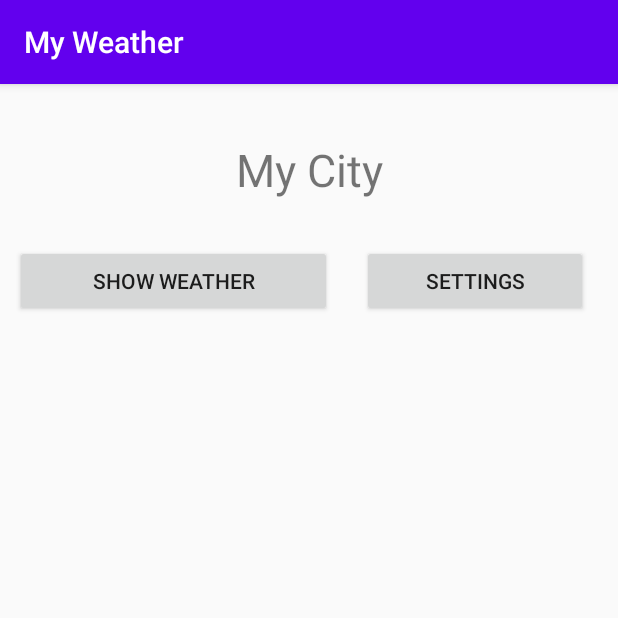
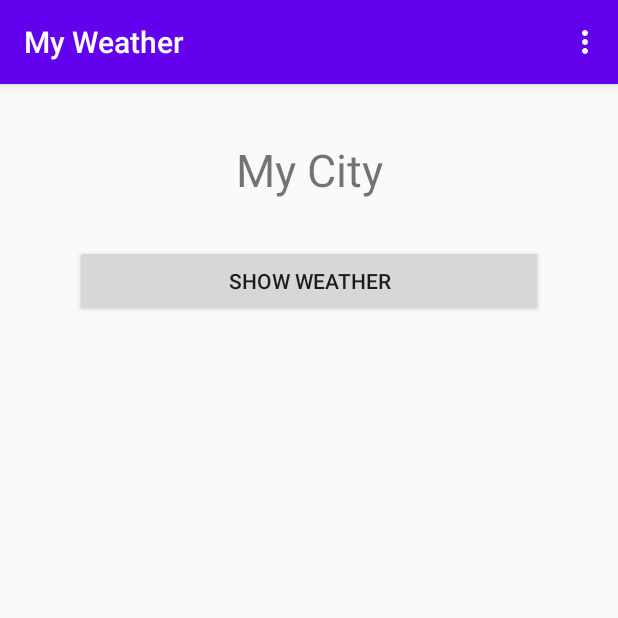
Before and after one commit to badmitry/AndoidGeekbrains, an Android app: the screen it shows after launch (MainActivity), on a phone screen of 412 x 824 dp, the top half of it. Run offline under Robolectric (Android 15) with nearby library versions, the phone set to English and light mode, and no system bars.

Commit message:
animations, toolsMenu for settings

```diff
--- a/app/src/main/java/badmitry/hellogeekbrains/ChooseCityActivity.java
+++ b/app/src/main/java/badmitry/hellogeekbrains/ChooseCityActivity.java
@@ -53,7 +53,6 @@ public class ChooseCityActivity extends AppCompatActivity {
     public boolean onOptionsItemSelected(@NonNull MenuItem item) {
         if (item.getItemId() == android.R.id.home) {
             FragmentChooseCities fr = (FragmentChooseCities) getSupportFragmentManager().findFragmentById(R.id.fragmentChooseCities);
-            System.out.println(fr);
             if (fr != null) {
                 String text = fr.getCityFromEditText();
                 if (text != null && !text.equals("")) {
--- a/app/src/main/java/badmitry/hellogeekbrains/MainActivity.java
+++ b/app/src/main/java/badmitry/hellogeekbrains/MainActivity.java
@@ -1,15 +1,28 @@
 package badmitry.hellogeekbrains;
 
+import androidx.annotation.NonNull;
+import androidx.annotation.Nullable;
+import androidx.annotation.RequiresApi;
 import androidx.appcompat.app.AppCompatActivity;
+
+import android.content.Intent;
+import android.os.Build;
 import android.os.Bundle;
+import android.view.Menu;
+import android.view.MenuItem;
+
+import badmitry.hellogeekbrains.fragments.FragmentWeather;
 
 public class MainActivity extends AppCompatActivity {
+    private static final int REQUEST_CODE_SETTING = 2;
+    SingletonForSaveState singletonForSaveState;
 
 
     @Override
     protected void onCreate(Bundle savedInstanceState) {
         super.onCreate(savedInstanceState);
         setContentView(R.layout.activity_main);
+        singletonForSaveState = SingletonForSaveState.getInstance();
     }
 
     @Override
@@ -21,4 +34,38 @@ public class MainActivity extends AppCompatActivity {
         }
     }
 
+    @Override
+    public boolean onCreateOptionsMenu(Menu menu) {
+        getMenuInflater().inflate(R.menu.main_menu, menu);
+        return true;
+    }
+
+    @Override
+    public boolean onOptionsItemSelected(@NonNull MenuItem item) {
+        if (item.getItemId() == R.id.settings) {
+            Intent intent = new Intent(this, ActivityOfSettings.class);
+            intent.putExtra("showSpeedOfWind", singletonForSaveState.isShowSpeedOfWind());
+            intent.putExtra("showPressure", singletonForSaveState.isShowPressure());
+            intent.putExtra("isDarkTheme", singletonForSaveState.isDarkTheme());
+            startActivityForResult(intent, REQUEST_CODE_SETTING);
+            return true;
+        }
+        return false;
+    }
+
+    @RequiresApi(api = Build.VERSION_CODES.O)
+    @Override
+    public void onActivityResult(int requestCode, int resultCode, @Nullable Intent data) {
+        super.onActivityResult(requestCode, resultCode, data);
+        if (requestCode == REQUEST_CODE_SETTING && resultCode == RESULT_OK && data != null) {
+            singletonForSaveState.setShowSpeedOfWind(data.getBooleanExtra("showSpeedOfWind", true));
+            singletonForSaveState.setShowPressure(data.getBooleanExtra("showPressure", true));
+            singletonForSaveState.setDarkTheme(data.getBooleanExtra("isDarkTheme", false));
+            FragmentWeather fw = (FragmentWeather) getSupportFragmentManager().findFragmentById(R.id.fragmentShowWeather);
+            if (fw != null) {
+                fw.startCreateMainScreen();
+            }
+        }
+    }
+
 }
--- a/app/src/main/java/badmitry/hellogeekbrains/fragments/FragmentWeather.java
+++ b/app/src/main/java/badmitry/hellogeekbrains/fragments/FragmentWeather.java
@@ -22,7 +22,6 @@ import androidx.recyclerview.widget.RecyclerView;
 import java.util.ArrayList;
 import java.util.Random;
 
-import badmitry.hellogeekbrains.ActivityOfSettings;
 import badmitry.hellogeekbrains.ChooseCityActivity;
 import badmitry.hellogeekbrains.R;
 import badmitry.hellogeekbrains.SingletonForSaveState;
@@ -33,11 +32,9 @@ import static android.app.Activity.RESULT_OK;
 public class FragmentWeather extends Fragment {
 
     private final int REQUEST_CODE_CITY = 1;
-    private final int REQUEST_CODE_SETTING = 2;
     private Random random = new Random();
     private Button buttonShowWeather;
     private TextView textViewCity;
-    private Button buttonSettings;
     private Button btnShowWeatherInInternet;
     private TextView textViewSpeedWindSign;
     private TextView textViewPressureSign;
@@ -62,7 +59,6 @@ public class FragmentWeather extends Fragment {
         initViews(view);
         setOnBtnShowWeatherClkBehaviour();
         setOnCityClkBehaviour();
-        setOnBtnSettingsClkBehaviour();
         setOnBtnShowWeatherInInternet();
         startCreateMainScreen();
     }
@@ -73,11 +69,6 @@ public class FragmentWeather extends Fragment {
         super.onActivityResult(requestCode, resultCode, data);
         if (requestCode == this.REQUEST_CODE_CITY && resultCode == RESULT_OK && data != null) {
             singletonForSaveState.setCity(data.getStringExtra("city"));
-        }
-        if (requestCode == this.REQUEST_CODE_SETTING && resultCode == RESULT_OK && data != null) {
-            singletonForSaveState.setShowSpeedOfWind(data.getBooleanExtra("showSpeedOfWind", true));
-            singletonForSaveState.setShowPressure(data.getBooleanExtra("showPressure", true));
-            singletonForSaveState.setDarkTheme(data.getBooleanExtra("isDarkTheme", false));
         }
         startCreateMainScreen();
     }
@@ -107,21 +98,8 @@ public class FragmentWeather extends Fragment {
         }
     }
 
-    private void setOnBtnSettingsClkBehaviour() {
-        buttonSettings.setOnClickListener(new View.OnClickListener() {
-            @Override
-            public void onClick(View view) {
-                Intent intent = new Intent(getActivity(), ActivityOfSettings.class);
-                intent.putExtra("showSpeedOfWind", singletonForSaveState.isShowSpeedOfWind());
-                intent.putExtra("showPressure", singletonForSaveState.isShowPressure());
-                intent.putExtra("isDarkTheme", singletonForSaveState.isDarkTheme());
-                startActivityForResult(intent, REQUEST_CODE_SETTING);
-            }
-        });
-    }
-
     @RequiresApi(api = Build.VERSION_CODES.O)
-    protected void startCreateMainScreen() {
+    public void startCreateMainScreen() {
         if (singletonForSaveState.isCity()) {
             String city = singletonForSaveState.getCity();
             textViewCity.setText(city);
@@ -150,7 +128,6 @@ public class FragmentWeather extends Fragment {
     private void initViews(View view) {
         buttonShowWeather = view.findViewById(R.id.buttonShowWeather);
         textViewCity = view.findViewById(R.id.myCity);
-        buttonSettings = view.findViewById(R.id.buttonSettings);
         textViewSpeedWindSign = view.findViewById(R.id.textViewSpeedWindSign);
         textViewPressureSign = view.findViewById(R.id.textViewPressureSign);
         textViewSpeedWind = view.findViewById(R.id.textViewSpeedWind);
--- a/app/src/main/res/layout/fragment_weather.xml
+++ b/app/src/main/res/layout/fragment_weather.xml
@@ -36,28 +36,16 @@
         android:id="@+id/buttonShowWeather"
         android:layout_width="0dp"
         android:layout_height="wrap_content"
-        android:layout_marginStart="10dp"
+        android:layout_marginStart="50dp"
         android:layout_marginTop="@dimen/marginCity"
-        android:layout_marginEnd="20dp"
+        android:layout_marginEnd="50dp"
         android:text="@string/show_weather"
-        app:layout_constraintEnd_toStartOf="@id/buttonSettings"
+        app:layout_constraintEnd_toEndOf="parent"
         app:layout_constraintHorizontal_weight="0.7"
         app:layout_constraintStart_toStartOf="parent"
         app:layout_constraintTop_toBottomOf="@+id/myCity"
         tools:ignore="MissingConstraints,OnClick" />
 
-    <Button
-        android:id="@+id/buttonSettings"
-        android:layout_width="0dp"
-        android:layout_height="wrap_content"
-        android:layout_marginTop="@dimen/marginCity"
-        android:layout_marginEnd="20dp"
-        android:text="@string/buttonSettings"
-        app:layout_constraintEnd_toEndOf="parent"
-        app:layout_constraintHorizontal_weight="0.5"
-        app:layout_constraintStart_toEndOf="@+id/buttonShowWeather"
-        app:layout_constraintTop_toBottomOf="@+id/myCity"
-        tools:ignore="MissingConstraints,OnClick" />
 
     <TextView
         android:id="@+id/textViewSpeedWind"
--- /dev/null
+++ b/app/src/main/res/menu/main_menu.xml
@@ -0,0 +1,8 @@
+<?xml version="1.0" encoding="utf-8"?>
+<menu xmlns:android="http://schemas.android.com/apk/res/android">
+
+    <item android:id="@+id/settings"
+        android:title="@string/settingsMenu"
+        android:icon="@android:drawable/ic_input_add"/>
+
+</menu>
--- a/app/src/main/res/values/strings.xml
+++ b/app/src/main/res/values/strings.xml
@@ -35,4 +35,5 @@
     </string>
     <string name="attachment_summary_off" translatable="false">Only download attachments when manually requested</string>
     <string name="todo" translatable="false">TODO</string>
+    <string name="settingsMenu">settings</string>
 </resources>
```
Also changed, not shown: 1 other file.
